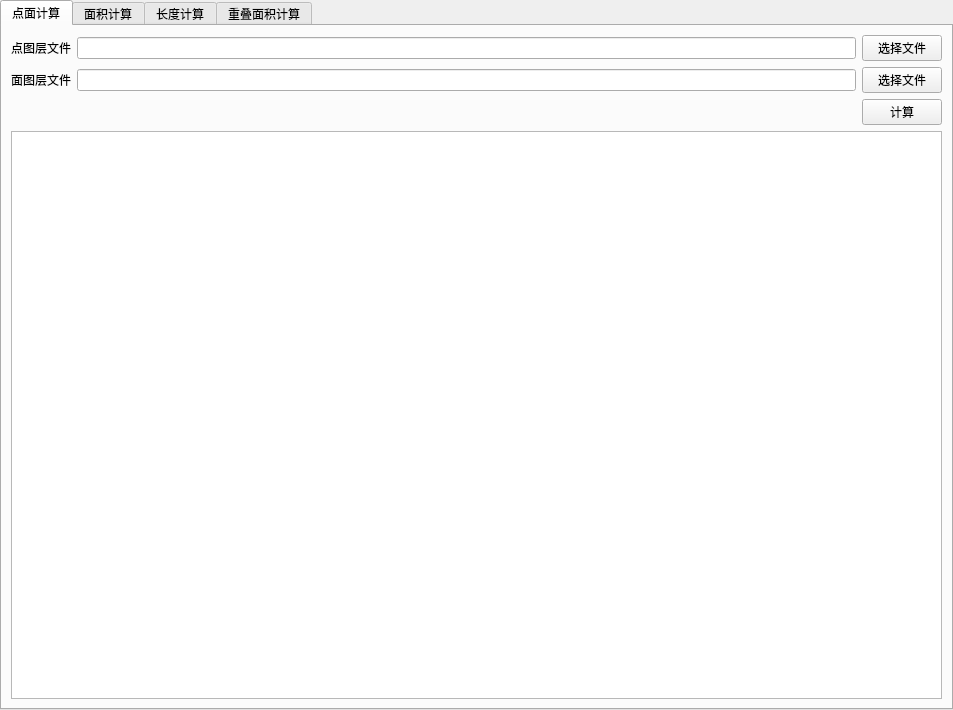
Before: the Qt Designer form maindlg.ui in dhb52/kmltools, drawn with Qt 5.
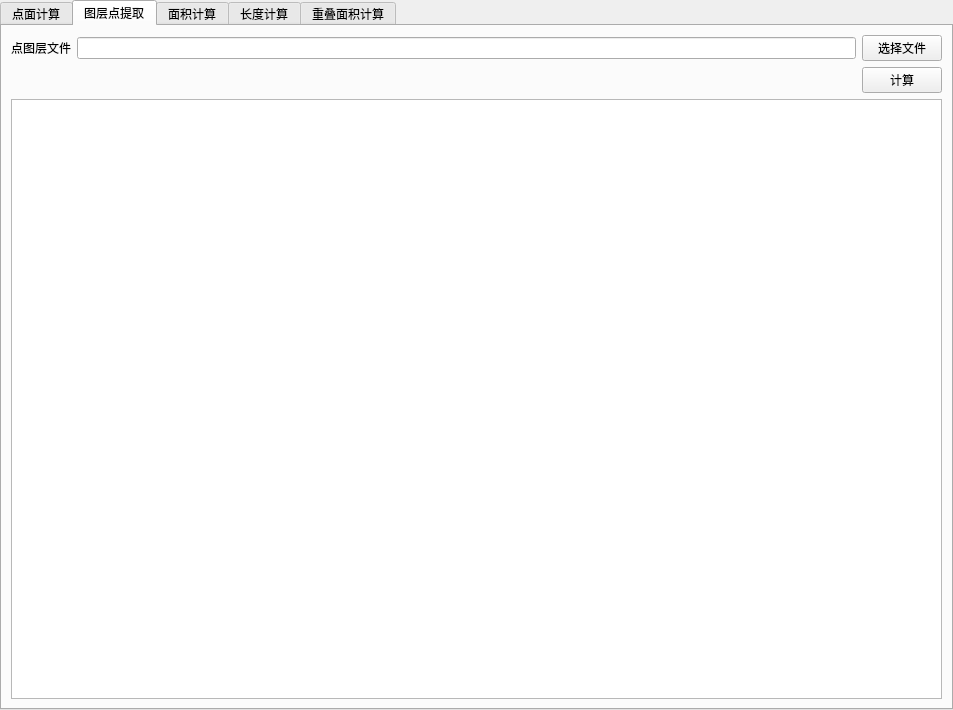
After: the same form once the commit is applied. The open tabs and pages were chosen to show the change.

Commit message: +tab图层点提取

What changed in the file:
```diff
--- a/maindlg.ui
+++ b/maindlg.ui
@@ -110,6 +110,72 @@
     </item>
    </layout>
   </widget>
+  <widget class="QWidget" name="tab_4">
+   <attribute name="title">
+    <string>图层点提取</string>
+   </attribute>
+   <layout class="QVBoxLayout" name="verticalLayout_5">
+    <item>
+     <layout class="QHBoxLayout" name="horizontalLayout_11">
+      <item>
+       <widget class="QLabel" name="label_6">
+        <property name="text">
+         <string>点图层文件</string>
+        </property>
+        <property name="buddy">
+         <cstring>txtPolygonFilePath</cstring>
+        </property>
+       </widget>
+      </item>
+      <item>
+       <widget class="QLineEdit" name="txtPointsOutFilePath">
+        <property name="readOnly">
+         <bool>true</bool>
+        </property>
+       </widget>
+      </item>
+      <item>
+       <widget class="QPushButton" name="btnChoosePointFile_2">
+        <property name="text">
+         <string>选择文件</string>
+        </property>
+       </widget>
+      </item>
+     </layout>
+    </item>
+    <item>
+     <layout class="QHBoxLayout" name="horizontalLayout_10">
+      <item>
+       <spacer name="horizontalSpacer_5">
+        <property name="orientation">
+         <enum>Qt::Horizontal</enum>
+        </property>
+        <property name="sizeHint" stdset="0">
+         <size>
+          <width>40</width>
+          <height>20</height>
+         </size>
+        </property>
+       </spacer>
+      </item>
+      <item>
+       <widget class="QPushButton" name="btnOutputPoints">
+        <property name="text">
+         <string>计算</string>
+        </property>
+       </widget>
+      </item>
+     </layout>
+    </item>
+    <item>
+     <widget class="QPlainTextEdit" name="txPointOutResult">
+      <property name="readOnly">
+       <bool>true</bool>
+      </property>
+     </widget>
+    </item>
+   </layout>
+  </widget>
   <widget class="QWidget" name="tab">
    <attribute name="title">
     <string>面积计算</string>
```
Left out of the diff: 34 changed lines with no effect on the pictures. The commit also changes 2 other files.
